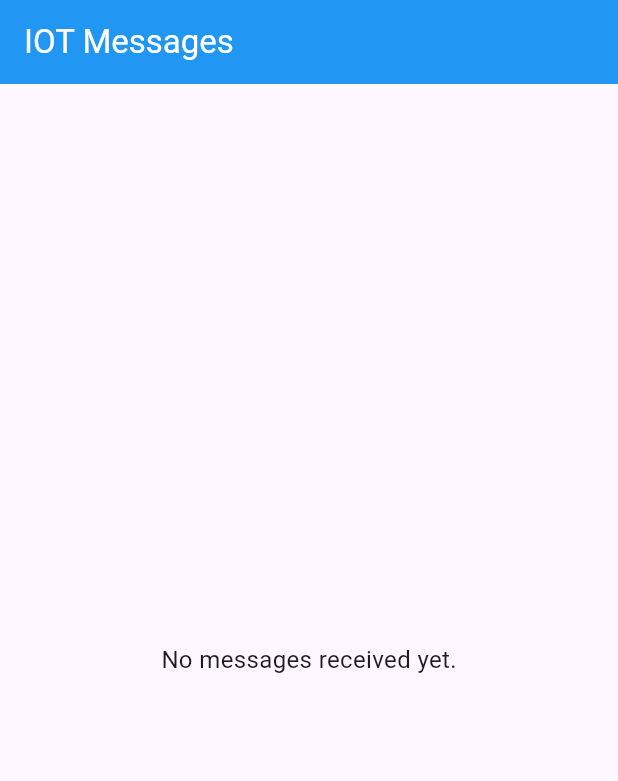
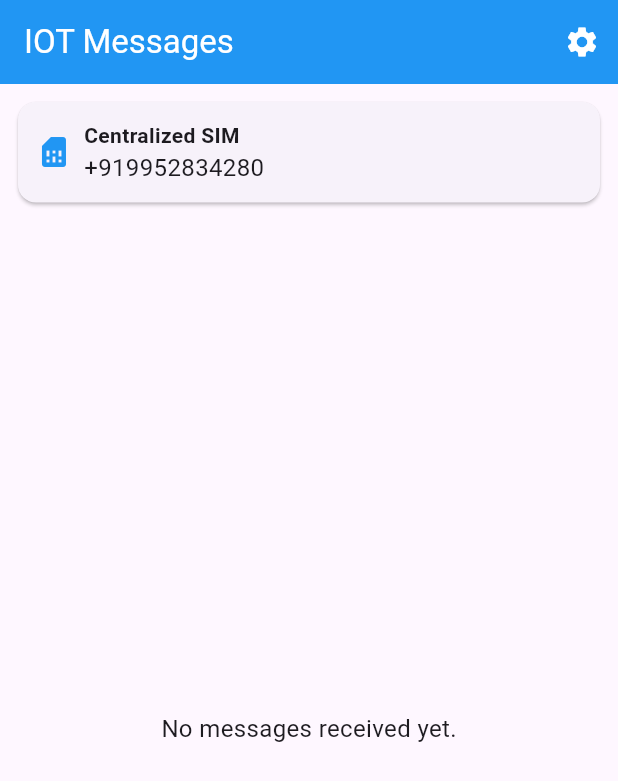
Before and after one commit to Harish007-hack/IOS_SMS_Listner, a Flutter app: the screen it shows after launch, on a phone screen of 412 x 824 dp. Shown: the top 781 px of the screen. Run offline on Flutter 3.47's test engine with Material 3 defaults, Android fonts, the phone set to English and light mode, and no system bars; missing offline and left inert: another_telephony.

Commit message:
Made changes to central number

```diff
--- a/lib/main.dart
+++ b/lib/main.dart
@@ -77,10 +77,35 @@ class _IotSmsListenerPageState extends State<IotSmsListenerPage> {
   final ReceivePort _receivePort = ReceivePort();
   bool _isInitialized = false;
 
+  // Add the centralized SIM number as a class variable
+  String _centralizedSimNumber = "+919952834280"; // Default value
+
   @override
   void initState() {
     super.initState();
+    _loadSettings(); // Load settings including the centralized number
     _initializeSmsListener();
+  }
+
+  // Method to load settings (in a real app, this would load from SharedPreferences or similar)
+  Future<void> _loadSettings() async {
+    // In a real app, you would load from persistent storage
+    // For example: _centralizedSimNumber = await _loadCentralizedNumberFromStorage();
+
+    // For now, we'll just use the default value
+    setState(() {
+      // Using a default value, but this is where you'd set it from settings
+      _centralizedSimNumber = "+919952834280";
+    });
+  }
+
+  // Add a method to update the centralized number
+  void _updateCentralizedNumber(String newNumber) {
+    setState(() {
+      _centralizedSimNumber = newNumber;
+    });
+    // In a real app, you'd also save this to persistent storage
+    // _saveCentralizedNumberToStorage(newNumber);
   }
 
   @override
@@ -190,6 +215,50 @@ class _IotSmsListenerPageState extends State<IotSmsListenerPage> {
     await _sendToListenerGateway(message);
   }
 
+  // Add a dialog to configure the centralized number
+  void _showSettingsDialog() {
+    final TextEditingController controller = TextEditingController(
+      text: _centralizedSimNumber
+    );
+
+    showDialog(
+      context: context,
+      builder: (BuildContext context) {
+        return AlertDialog(
+          title: const Text('Settings'),
+          content: Column(
+            mainAxisSize: MainAxisSize.min,
+            children: [
+              TextField(
+                controller: controller,
+                decoration: const InputDecoration(
+                  labelText: 'Centralized SIM Number',
+                  hintText: 'Enter phone number with country code',
+                ),
+                keyboardType: TextInputType.phone,
+              ),
+            ],
+          ),
+          actions: [
+            TextButton(
+              onPressed: () {
+                Navigator.of(context).pop();
+              },
+              child: const Text('Cancel'),
+            ),
+            TextButton(
+              onPressed: () {
+                _updateCentralizedNumber(controller.text);
+                Navigator.of(context).pop();
+              },
+              child: const Text('Save'),
+            ),
+          ],
+        );
+      },
+    );
+  }
+
   @override
   Widget build(BuildContext context) {
     return Scaffold(
@@ -197,8 +266,54 @@ class _IotSmsListenerPageState extends State<IotSmsListenerPage> {
         title: const Text('IOT Messages'),
         backgroundColor: Colors.blue,
         foregroundColor: Colors.white,
+        actions: [
+          // Add a settings button to the AppBar
+          IconButton(
+            icon: const Icon(Icons.settings),
+            onPressed: () {
+              _showSettingsDialog();
+            },
           ),
-      body: _messages.isEmpty
+        ],
+      ),
+      body: Column(
+        children: [
+          // Display the current centralized number
+          Padding(
+            padding: const EdgeInsets.all(8.0),
+            child: Card(
+              child: Padding(
+                padding: const EdgeInsets.all(12.0),
+                child: Row(
+                  children: [
+                    const Icon(Icons.sim_card, color: Colors.blue),
+                    const SizedBox(width: 8),
+                    Expanded(
+                      child: Column(
+                        crossAxisAlignment: CrossAxisAlignment.start,
+                        children: [
+                          const Text(
+                            'Centralized SIM',
+                            style: TextStyle(
+                              fontSize: 14,
+                              fontWeight: FontWeight.bold,
+                            ),
+                          ),
+                          Text(
+                            _centralizedSimNumber,
+                            style: const TextStyle(fontSize: 16),
+                          ),
+                        ],
+                      ),
+                    ),
+                  ],
+                ),
+              ),
+            ),
+          ),
+          // Messages list
+          Expanded(
+            child: _messages.isEmpty
                 ? const Center(
                     child: Text('No messages received yet.',
                       style: TextStyle(fontSize: 16),
@@ -234,6 +349,9 @@ class _IotSmsListenerPageState extends State<IotSmsListenerPage> {
                       );
                     },
                   ),
+          ),
+        ],
+      ),
     );
   }
 
```
Also changed, not shown: 1 other file. Lines whose indentation alone changed are shown as unchanged.
